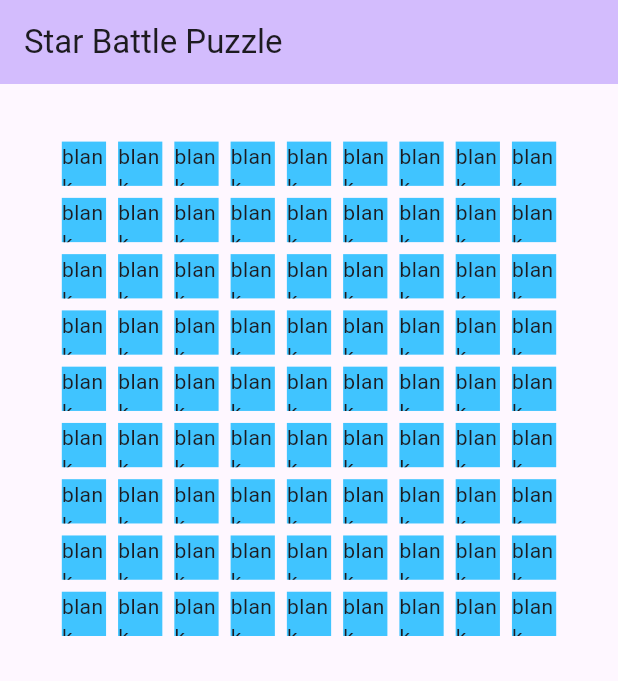
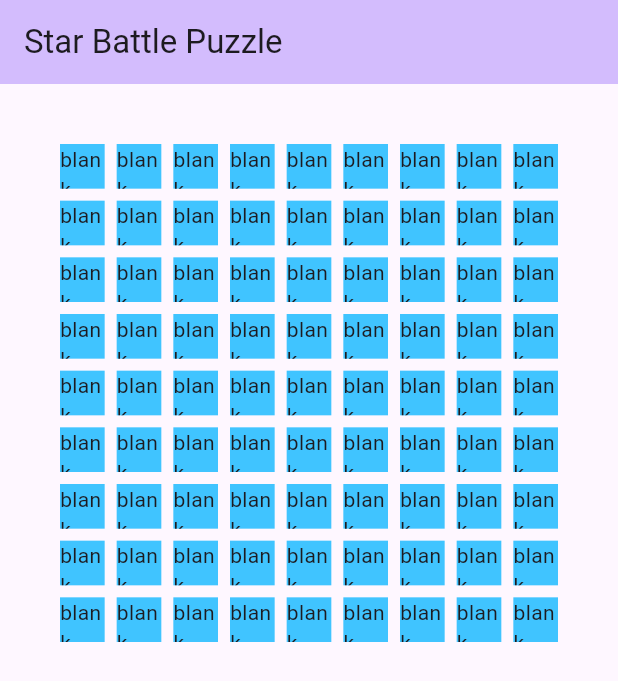
Before and after one commit to weasdown/starsolver_flutter, a Flutter app: the screen it shows after launch, on a phone screen of 412 x 824 dp. Shown: the top 681 px of the screen. Run offline on Flutter 3.47's test engine with Material 3 defaults, Android fonts, the phone set to English and light mode, and no system bars.

Commit message:
Simplify layout

```diff
--- a/lib/src/presentation/board_widget.dart
+++ b/lib/src/presentation/board_widget.dart
@@ -9,16 +9,25 @@ class BoardWidget extends StatelessWidget {
   final Board board;
   const BoardWidget({super.key, required this.board});
 
-  final double spacing = 8;
+  final double spacingWithin = 8;
+  final double spacingAround = 40.0;
 
   @override
   Widget build(BuildContext context) {
-    return GridView.count(
-      mainAxisSpacing: spacing,
-      crossAxisSpacing: spacing,
-      crossAxisCount: Board.dimension,
-      children: List<CellWidget>.from(
-        board.cells.map((Cell cell) => CellWidget(cell: cell)),
+    return Padding(
+      padding: EdgeInsets.fromLTRB(
+        spacingAround,
+        spacingAround,
+        spacingAround,
+        0,
+      ),
+      child: GridView.count(
+        mainAxisSpacing: spacingWithin,
+        crossAxisSpacing: spacingWithin,
+        crossAxisCount: Board.dimension,
+        children: List<CellWidget>.from(
+          board.cells.map((Cell cell) => CellWidget(cell: cell)),
+        ),
       ),
     );
   }
--- a/lib/src/presentation/puzzle_page.dart
+++ b/lib/src/presentation/puzzle_page.dart
@@ -14,25 +14,7 @@ class PuzzlePage extends StatelessWidget {
         backgroundColor: Theme.of(context).colorScheme.inversePrimary,
         title: Text('Star Battle Puzzle'),
       ),
-      body: Column(
-        children: [
-          Flexible(
-            child: FractionallySizedBox(
-              heightFactor: 0.1,
-            ),
-          ),
-          Flexible(
-            child: Center(
-              child: FractionallySizedBox(
-                widthFactor: 0.8,
-                child: BoardWidget(
-                  board: Board(),
-                ),
-              ),
-            ),
-          ),
-        ],
-      ),
+      body: BoardWidget(board: Board()),
     );
   }
 }
```
